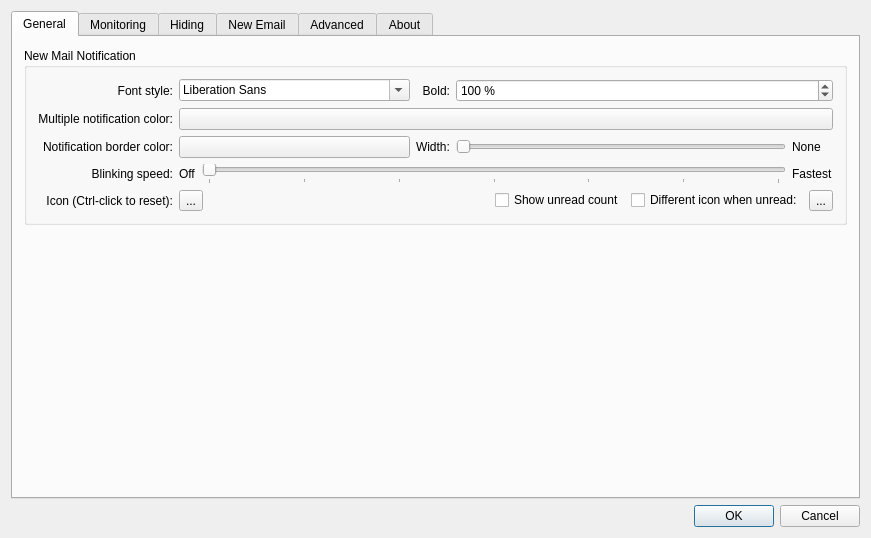
The window that src/dialogsettings.ui (vegiii/birdtray-lite) describes before a commit, drawn with Qt 5.
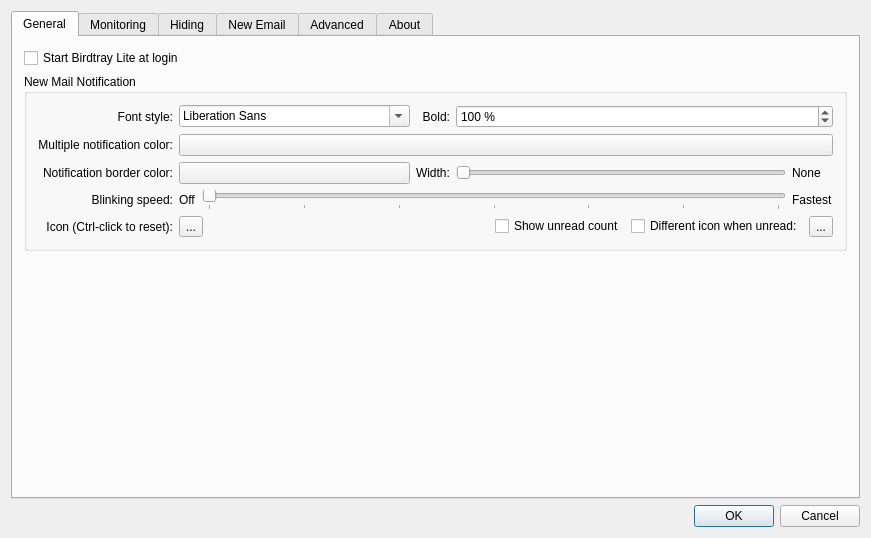
The same window after the commit. Icons and pictures are not drawn. Custom widgets are drawn as their Qt base class.

Commit message: Add autostart checkbox and tidy the About tab

Patch:
```diff
--- a/src/dialogsettings.ui
+++ b/src/dialogsettings.ui
@@ -31,6 +31,13 @@
        <string>General</string>
       </attribute>
       <layout class="QVBoxLayout" name="verticalLayout">
+       <item>
+        <widget class="QCheckBox" name="boxAutostart">
+         <property name="text">
+          <string>Start Birdtray Lite at login</string>
+         </property>
+        </widget>
+       </item>
        <item>
         <widget class="QGroupBox" name="groupBox_2">
          <property name="title">
```
Left out of the diff: 9 changed lines with no effect on the pictures. The commit also changes 1 other file.
